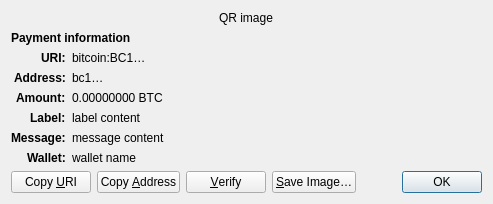
This is src/qt/forms/receiverequestdialog.ui in SashimiSaketoro/Freycoin as Qt 5 draws it before an edit. The edited form follows.
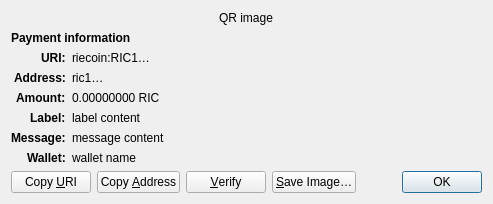
This is the edited form. Custom widgets are drawn as their Qt base class.

Commit message: Riecoin 21.10 Starting Point

What changed in the file:
```diff
--- a/src/qt/forms/receiverequestdialog.ui
+++ b/src/qt/forms/receiverequestdialog.ui
@@ -65,7 +65,7 @@
    <item row="2" column="1" alignment="Qt::AlignTop">
     <widget class="QLabel" name="uri_content">
      <property name="text">
-      <string notr="true">bitcoin:BC1…</string>
+      <string notr="true">riecoin:RIC1…</string>
      </property>
      <property name="textFormat">
       <enum>Qt::RichText</enum>
@@ -97,7 +97,7 @@
    <item row="3" column="1" alignment="Qt::AlignTop">
     <widget class="QLabel" name="address_content">
      <property name="text">
-      <string notr="true">bc1…</string>
+      <string notr="true">ric1…</string>
      </property>
      <property name="textFormat">
       <enum>Qt::PlainText</enum>
@@ -126,7 +126,7 @@
    <item row="4" column="1" alignment="Qt::AlignTop">
     <widget class="QLabel" name="amount_content">
      <property name="text">
-      <string notr="true">0.00000000 BTC</string>
+      <string notr="true">0.00000000 RIC</string>
      </property>
      <property name="textFormat">
       <enum>Qt::PlainText</enum>
```
The commit also changes 276 other files.
